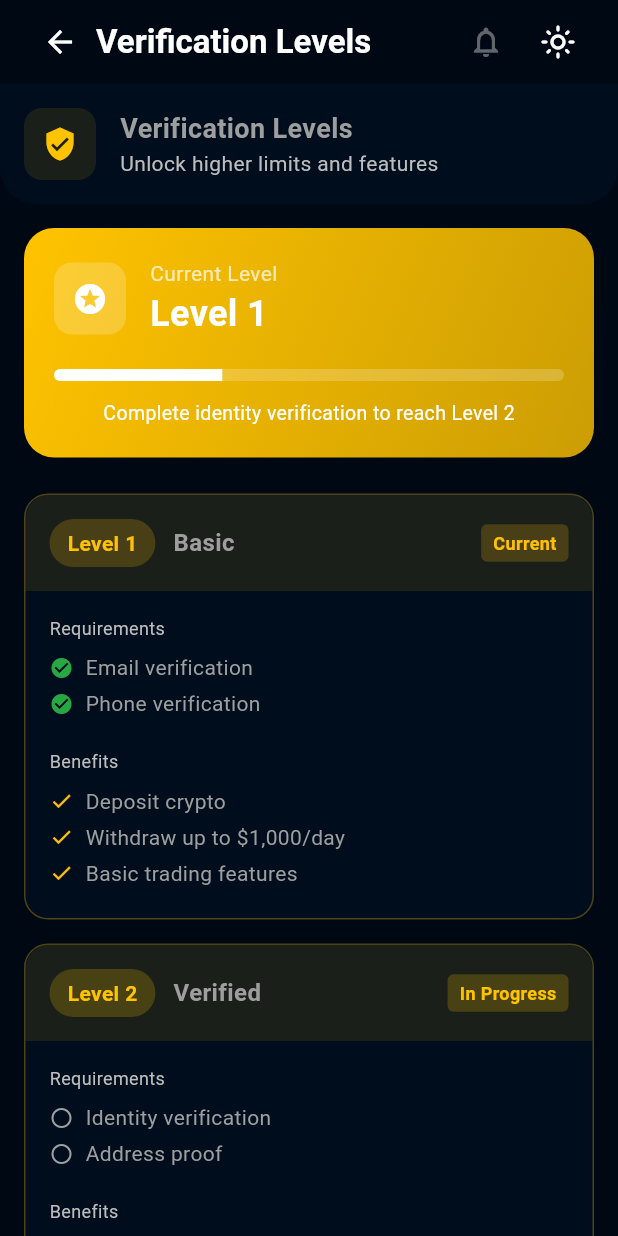
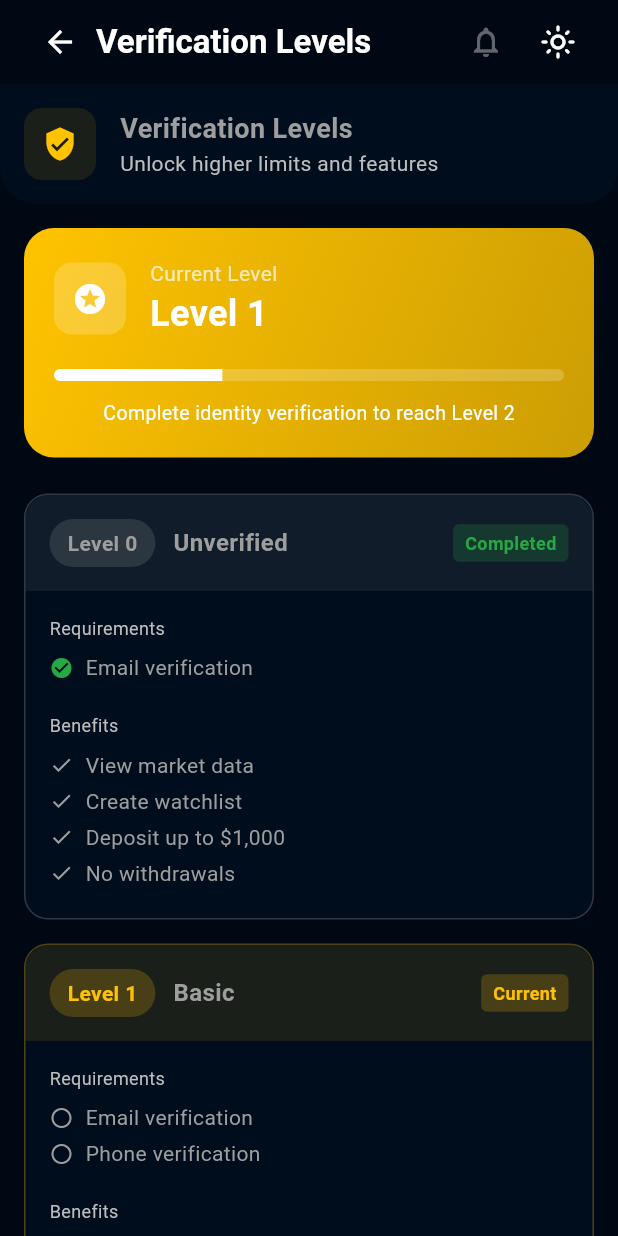
Before and after one commit to tekiplanet/safejet-exchange-p2p, a Flutter app: the KYCLevelsScreen screen opened directly, on a phone screen of 412 x 824 dp. Run offline on Flutter 3.47's test engine with Material 3 defaults, Android fonts, the phone set to English and light mode, and no system bars; our stand-ins replace animate_do, country_picker, fl_chart, flutter_dotenv, flutter_secure_storage, get_it and 5 more; missing offline and left inert: mobile_scanner; accounts and stored records are empty.

Commit message:
Safejet backend

```diff
--- /dev/null
+++ b/pubspec.yaml
@@ -0,0 +1,4 @@
+dependencies:
+  google_mlkit_text_recognition: ^[latest_version]
+  google_mlkit_face_detection: ^[latest_version]
+  camera: ^[latest_version]
--- a/safejet_exchange/lib/screens/main/tabs/profile_tab.dart
+++ b/safejet_exchange/lib/screens/main/tabs/profile_tab.dart
@@ -327,7 +327,7 @@ class _ProfileTabState extends State<ProfileTab> {
                   Navigator.push(
                     context,
                     MaterialPageRoute(
-                      builder: (context) => const IdentityVerificationScreen(),
+                      builder: (context) => const KYCLevelsScreen(),
                     ),
                   );
                 },
--- a/safejet_exchange/lib/screens/settings/kyc_levels_screen.dart
+++ b/safejet_exchange/lib/screens/settings/kyc_levels_screen.dart
@@ -173,17 +173,36 @@ class KYCLevelsScreen extends StatelessWidget {
   Widget _buildLevelsList(BuildContext context, bool isDark) {
     final levels = [
       {
+        'level': 0,
+        'title': 'Unverified',
+        'status': 'Completed',
+        'requirements': [
+          'Email verification',
+        ],
+        'benefits': [
+          'View market data',
+          'Create watchlist',
+          'Deposit up to \$1,000',
+          'No withdrawals',
+        ],
+        'color': Colors.grey,
+        'isCompleted': true,
+      },
+      {
         'level': 1,
         'title': 'Basic',
         'status': 'Current',
-        'requirements': ['Email verification', 'Phone verification'],
+        'requirements': [
+          'Email verification',
+          'Phone verification'
+        ],
         'benefits': [
           'Deposit crypto',
           'Withdraw up to \$1,000/day',
           'Basic trading features',
         ],
         'color': SafeJetColors.warning,
-        'isCompleted': true,
+        'isCompleted': false,
       },
       {
         'level': 2,
```
